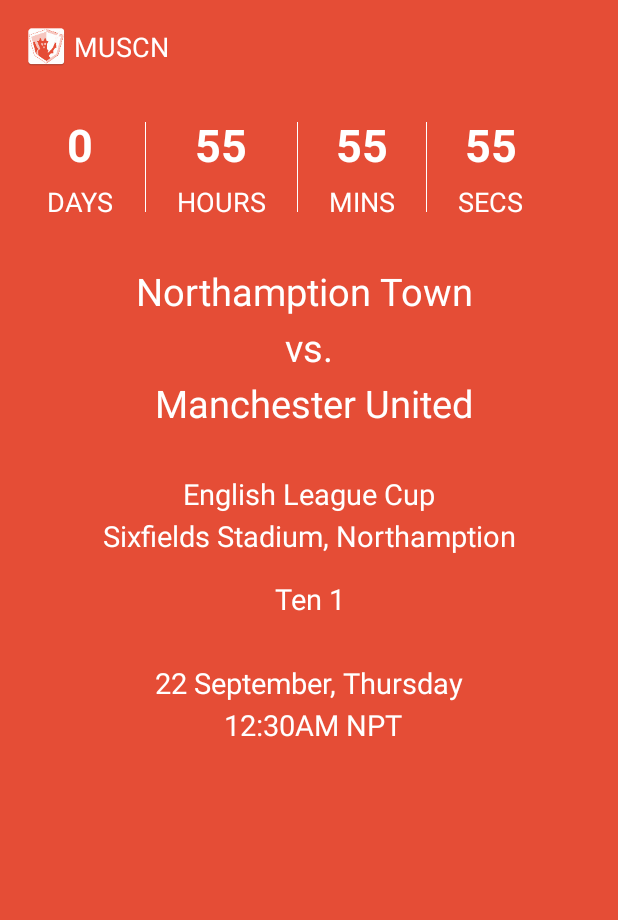
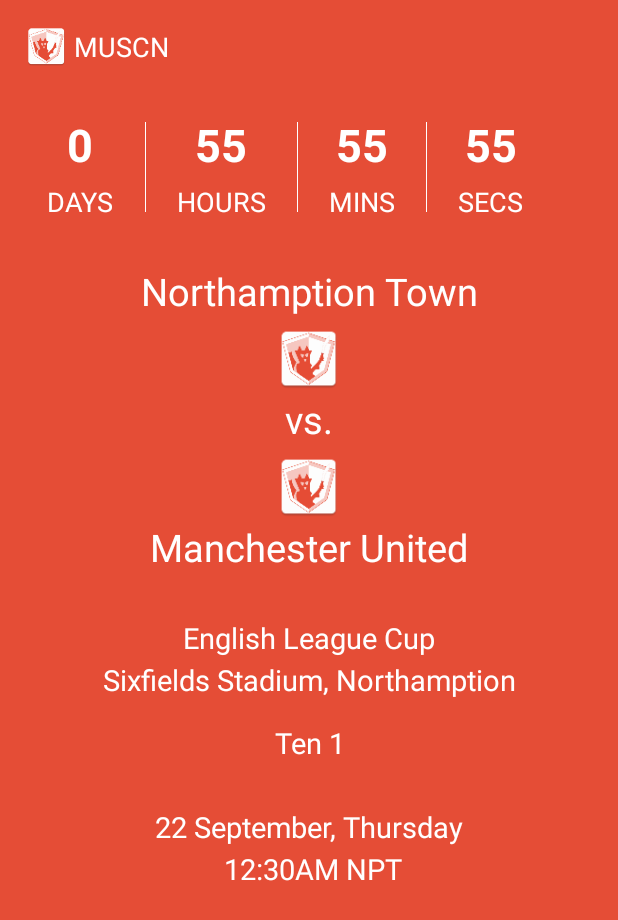
Before and after one commit to muscn/muscn4android, an Android app: the layout activity_home.xml on its own in the app's theme, with its tools: preview values and no code run, on a phone screen of 412 x 824 dp. Shown: the top 920 px of the screen. Run offline under Robolectric (Android 15) with nearby library versions, the phone set to English and light mode, and no system bars.

Commit message:
- manutd logo added - other teams logo loaded via picasso - new json model added

```diff
--- a/app/build.gradle
+++ b/app/build.gradle
@@ -38,6 +38,8 @@ dependencies {
     compile 'com.squareup.retrofit2:converter-gson:2.0.0-beta3'
     compile 'com.squareup.retrofit2:adapter-rxjava:2.0.2'
     compile 'com.google.code.gson:gson:2.4'
+    //picaso library
+    compile 'com.squareup.picasso:picasso:2.5.2'
 
 
 }
--- a/app/src/main/java/com/awecode/muscn/views/BaseActivity.java
+++ b/app/src/main/java/com/awecode/muscn/views/BaseActivity.java
@@ -31,6 +31,10 @@ public abstract class BaseActivity extends AppCompatActivity {
         mContext = this;
     }
 
+    protected int getDimen(int id) {
+        return (int) mContext.getResources().getDimension(id);
+    }
+
     public void toast(String message) {
         Util.toast(mContext, message);
     }
--- a/app/src/main/res/layout/activity_home.xml
+++ b/app/src/main/res/layout/activity_home.xml
@@ -177,13 +177,48 @@
 
             <!--match between -->
             <TextView
-                android:id="@+id/competitionBetweenTextView"
+                android:id="@+id/firstTeamNameTextView"
                 android:layout_width="match_parent"
                 android:layout_height="wrap_content"
                 android:layout_marginTop="@dimen/home_view_margin_top_large"
                 android:gravity="center"
                 android:lineSpacingExtra="8dp"
-                android:text="Northamption Town \nvs.\n Manchester United"
+                android:text="Northamption Town"
+                android:textColor="@color/white"
+                android:textSize="@dimen/match_between_txt_size" />
+
+            <ImageView
+                android:id="@+id/firstTeamImageView"
+                android:layout_width="@dimen/team_logo_size"
+                android:layout_height="@dimen/team_logo_size"
+                android:layout_gravity="center"
+                android:layout_marginTop="5dp"
+                android:src="@mipmap/ic_launcher" />
+
+            <TextView
+                android:layout_width="match_parent"
+                android:layout_height="wrap_content"
+                android:gravity="center"
+                android:lineSpacingExtra="8dp"
+                android:text="vs."
+                android:textColor="@color/white"
+                android:textSize="@dimen/match_between_txt_size" />
+
+            <ImageView
+                android:id="@+id/secondTeamImageView"
+                android:layout_width="@dimen/team_logo_size"
+                android:layout_height="@dimen/team_logo_size"
+                android:layout_gravity="center"
+                android:layout_marginTop="5dp"
+                android:src="@mipmap/ic_launcher" />
+
+            <TextView
+                android:id="@+id/secondTeamNameTextView"
+                android:layout_width="match_parent"
+                android:layout_height="wrap_content"
+                android:gravity="center"
+                android:lineSpacingExtra="8dp"
+                android:text="Manchester United"
                 android:textColor="@color/white"
                 android:textSize="@dimen/match_between_txt_size" />
 
--- a/app/src/main/res/values/dimens.xml
+++ b/app/src/main/res/values/dimens.xml
@@ -9,5 +9,6 @@
     <dimen name="competition_txt_size">19sp</dimen>
     <dimen name="time_label_txt_size">18sp</dimen>
     <dimen name="vertical_line_height">60dp</dimen>
+    <dimen name="team_logo_size">45dp</dimen>
 
 </resources>
--- a/app/src/main/res/values/strings.xml
+++ b/app/src/main/res/values/strings.xml
@@ -9,5 +9,5 @@
     <string name="mins">MINS</string>
     <string name="secs">SECS</string>
     <string name="loading_fixtures">Loading fixtures...</string>
-    <string name="manchester_united">Manchester United\nvs.\n</string>
+    <string name="manchester_united">Manchester United</string>
 </resources>
```
Also changed, not shown: app/src/main/java/com/awecode/muscn/model/http/fixtures/Competition.java (added, +115 -0 lines), app/src/main/java/com/awecode/muscn/model/http/fixtures/CompetitionYear.java (+4 -3 lines), app/src/main/java/com/awecode/muscn/model/http/fixtures/Opponent.java (+12 -12 lines), app/src/main/java/com/awecode/muscn/views/HomeActivity.java (+39 -6 lines), app/src/main/res/drawable-hdpi/manutd_logo.jpg (added).
